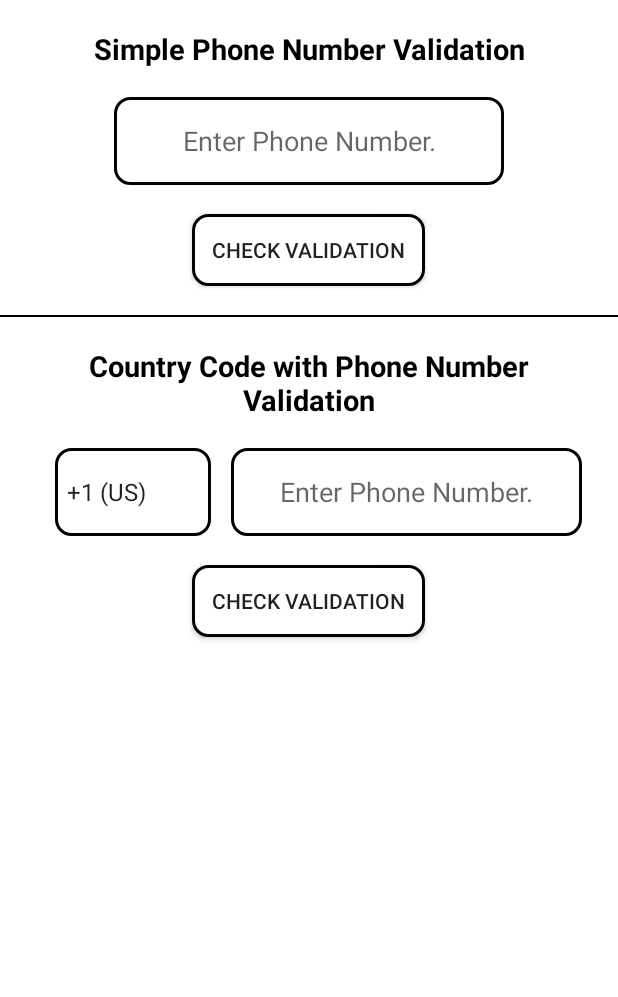
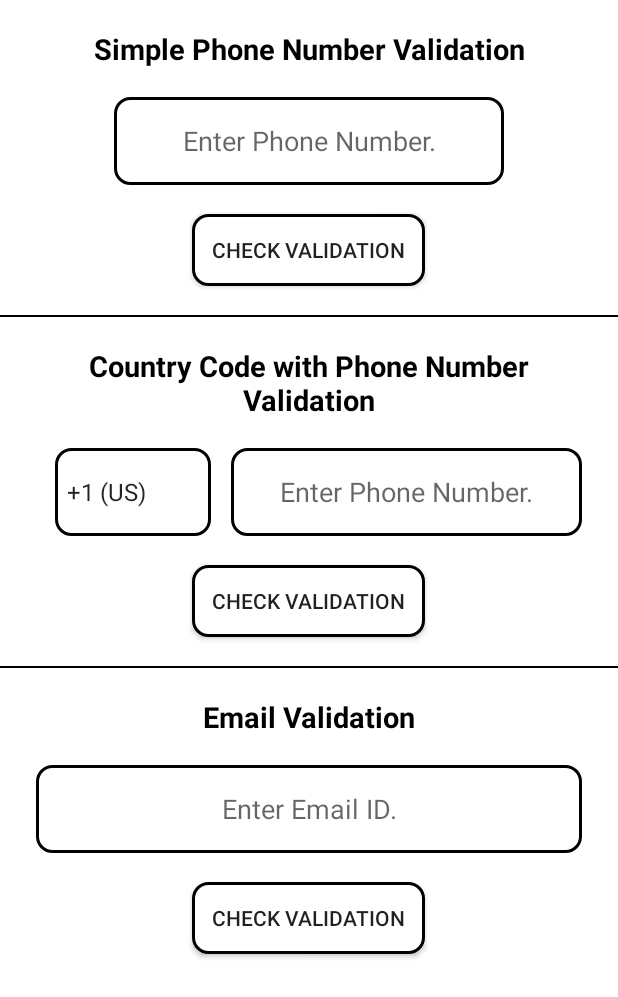
Before and after one commit to chiragmiracle/miraclevalidatejava, an Android app: the screen it shows after launch (MainActivity), on a phone screen of 412 x 824 dp. Shown: the top 997 px of the screen. Run offline under Robolectric (Android 15) with nearby library versions, the phone set to English and light mode, and no system bars; our stand-ins replace sdp/ssp sizes.

Commit message:
Email Validation
Email Validation complete

```diff
--- a/ValidationUtility/src/main/java/com/validationutility/Validation.java
+++ b/ValidationUtility/src/main/java/com/validationutility/Validation.java
@@ -2,9 +2,19 @@ package com.validationutility;
 
 import android.telephony.PhoneNumberUtils;
 import android.text.TextUtils;
+import android.util.Patterns;
+import android.widget.EditText;
+
+import java.util.regex.Matcher;
 
 public class Validation {
 
+    public static boolean isEmptyEditText(EditText etText) {
+        //If edittext is NULL
+        if (etText == null)
+            return true;
+        return etText.getText().toString().trim().isEmpty();
+    }
 
     public static boolean validatePhoneNumber(String phoneNumber) {
         // If phone is empty
@@ -22,27 +32,24 @@ public class Validation {
     }
 
     public static boolean validatePhoneNumber(String countryCode, String phoneNumber) {
-        // Remove any non-numeric characters from phone number
         String normalizedPhoneNumber = PhoneNumberUtils.stripSeparators(phoneNumber);
-
-        // Remove any non-numeric characters from country code
         String normalizedCountryCode = PhoneNumberUtils.stripSeparators(countryCode);
-
-        // Check if the country code or phone number is empty or null
         if (normalizedCountryCode == null || normalizedCountryCode.isEmpty() ||
                 normalizedPhoneNumber == null || normalizedPhoneNumber.isEmpty()) {
             return false;
         }
-
-        // Check if the country code or phone number is too short or too long
         if (normalizedCountryCode.length() < 1 || normalizedCountryCode.length() > 3 ||
                 normalizedPhoneNumber.length() < 5 || normalizedPhoneNumber.length() > 15) {
             return false;
         }
-
-        // Additional custom validation logic can be added here if needed
-        // If all checks pass, return true
         return true;
     }
 
+    public static boolean validateEmail(String email) {
+        if (email == null || email.isEmpty()) {
+            return false;
+        }
+        return Patterns.EMAIL_ADDRESS.matcher(email).matches();
+    }
+
 }
--- a/app/src/main/java/com/miracle/validation/MainActivity.java
+++ b/app/src/main/java/com/miracle/validation/MainActivity.java
@@ -25,6 +25,10 @@ public class MainActivity extends AppCompatActivity {
     private AppCompatButton num_validation1;
     private Spinner country_code;
 
+    //simple Phone number validation
+    private AppCompatButton email_validation;
+    private EditText et_email;
+
     @Override
     protected void onCreate(Bundle savedInstanceState) {
         super.onCreate(savedInstanceState);
@@ -33,6 +37,21 @@ public class MainActivity extends AppCompatActivity {
         initView();
         simpleteNumValidation();
         countryCodeNumValidation();
+        emailValidation();
+    }
+
+    private void emailValidation() {
+        email_validation.setOnClickListener(v -> {
+            if (TextUtils.isEmpty(et_email.getText().toString())) {
+                Toast.makeText(getApplicationContext(), "Enter Email ID", Toast.LENGTH_LONG).show();
+            } else {
+                if (Validation.validateEmail(et_email.getText().toString())) {
+                    Toast.makeText(getApplicationContext(), "Valid Email", Toast.LENGTH_LONG).show();
+                } else {
+                    Toast.makeText(getApplicationContext(), "Invalid Email", Toast.LENGTH_LONG).show();
+                }
+            }
+        });
     }
 
     private void countryCodeNumValidation() {
@@ -79,6 +98,8 @@ public class MainActivity extends AppCompatActivity {
         et_phone_number1 = findViewById(R.id.et_phone_number1);
         num_validation1 = findViewById(R.id.num_validation1);
         country_code = findViewById(R.id.country_code);
+        et_email = findViewById(R.id.et_email);
+        email_validation = findViewById(R.id.email_validation);
     }
 
 }
--- a/app/src/main/res/layout/activity_main.xml
+++ b/app/src/main/res/layout/activity_main.xml
@@ -120,6 +120,52 @@
 
             </LinearLayout>
 
+            <View
+                android:layout_width="match_parent"
+                android:layout_height="1dp"
+                android:background="@color/black" />
+
+            <LinearLayout
+                android:layout_width="match_parent"
+                android:layout_height="match_parent"
+                android:gravity="center"
+                android:orientation="vertical">
+
+                <TextView
+                    android:textColor="@color/black"
+                    android:textStyle="bold"
+                    android:layout_marginHorizontal="@dimen/_15sdp"
+                    android:textSize="@dimen/_15ssp"
+                    android:gravity="center"
+                    android:layout_marginVertical="@dimen/_15sdp"
+                    android:text="Email Validation"
+                    android:layout_width="match_parent"
+                    android:layout_height="wrap_content" />
+
+                <EditText
+                    android:id="@+id/et_email"
+                    android:layout_width="@dimen/_280sdp"
+                    android:layout_height="@dimen/_45sdp"
+                    android:background="@drawable/btn_shape"
+                    android:gravity="center"
+                    android:singleLine="true"
+                    android:hint="Enter Email ID."
+                    android:inputType="text"
+                    android:textSize="@dimen/_14ssp" />
+
+                <androidx.appcompat.widget.AppCompatButton
+                    android:id="@+id/email_validation"
+                    android:layout_width="wrap_content"
+                    android:layout_height="wrap_content"
+                    android:layout_gravity="center"
+                    android:layout_marginVertical="@dimen/_15sdp"
+                    android:background="@drawable/btn_shape"
+                    android:paddingHorizontal="@dimen/_10sdp"
+                    android:paddingVertical="@dimen/_3sdp"
+                    android:text="Check Validation" />
+
+            </LinearLayout>
+
         </LinearLayout>
 
     </ScrollView>
```
